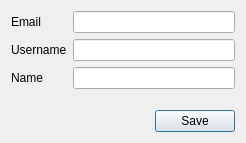
First picture: the form in dialog/userprofiledialog.ui, repository ytxerp/ytx-client, before the edit.
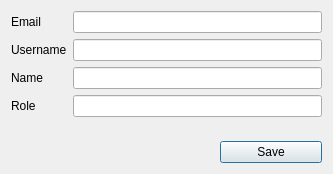
Second picture: the form after the edit.

Diff of the .ui file:
```diff
--- a/dialog/userprofiledialog.ui
+++ b/dialog/userprofiledialog.ui
@@ -6,8 +6,8 @@
    <rect>
     <x>0</x>
     <y>0</y>
-    <width>246</width>
-    <height>143</height>
+    <width>333</width>
+    <height>174</height>
    </rect>
   </property>
   <property name="windowTitle">
@@ -62,6 +62,20 @@
      <item row="2" column="1">
       <widget class="QLineEdit" name="lineEditName"/>
      </item>
+     <item row="3" column="0">
+      <widget class="QLabel" name="label">
+       <property name="text">
+        <string>Role</string>
+       </property>
+      </widget>
+     </item>
+     <item row="3" column="1">
+      <widget class="QLineEdit" name="lineEditRole">
+       <property name="readOnly">
+        <bool>true</bool>
+       </property>
+      </widget>
+     </item>
     </layout>
    </item>
    <item row="1" column="2">
```
